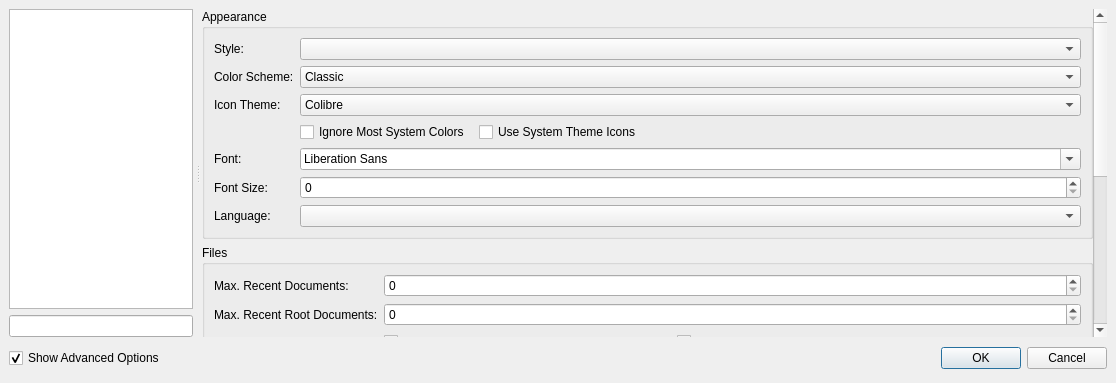
Before: the Qt Designer form src/configdialog.ui in texstudio-org/texstudio, drawn with Qt 5.
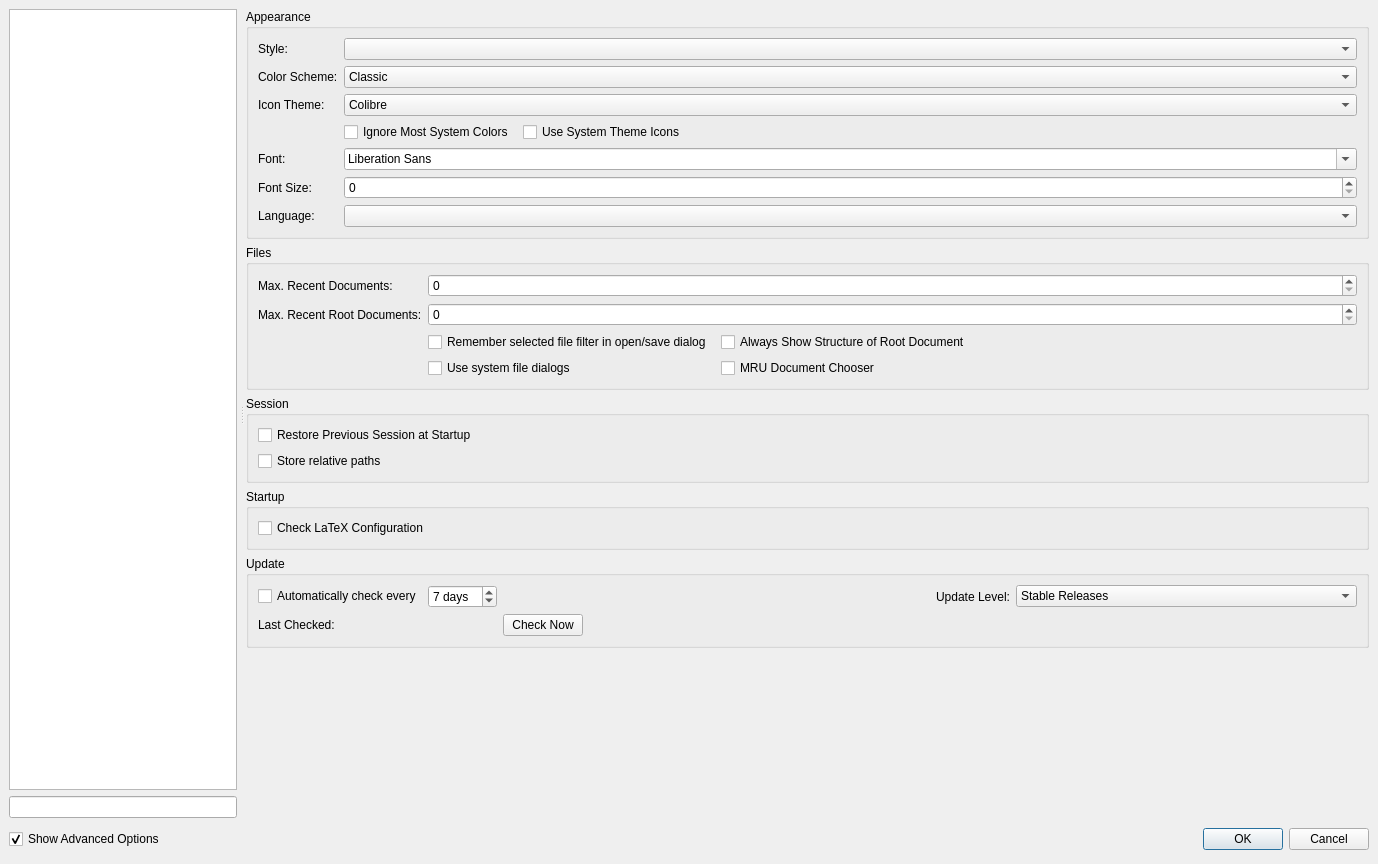
After: the same form once the commit is applied. Icons and pictures are not drawn.

Commit message: #995 fix - Removed resizing from configManager. Changed size of dialog. Moving dialog after exec in configManager. (#2863)

```diff
--- a/src/configdialog.ui
+++ b/src/configdialog.ui
@@ -6,8 +6,8 @@
    <rect>
     <x>0</x>
     <y>0</y>
-    <width>1116</width>
-    <height>300</height>
+    <width>1378</width>
+    <height>864</height>
    </rect>
   </property>
   <property name="windowTitle">
```
The commit also changes 3 other files.
